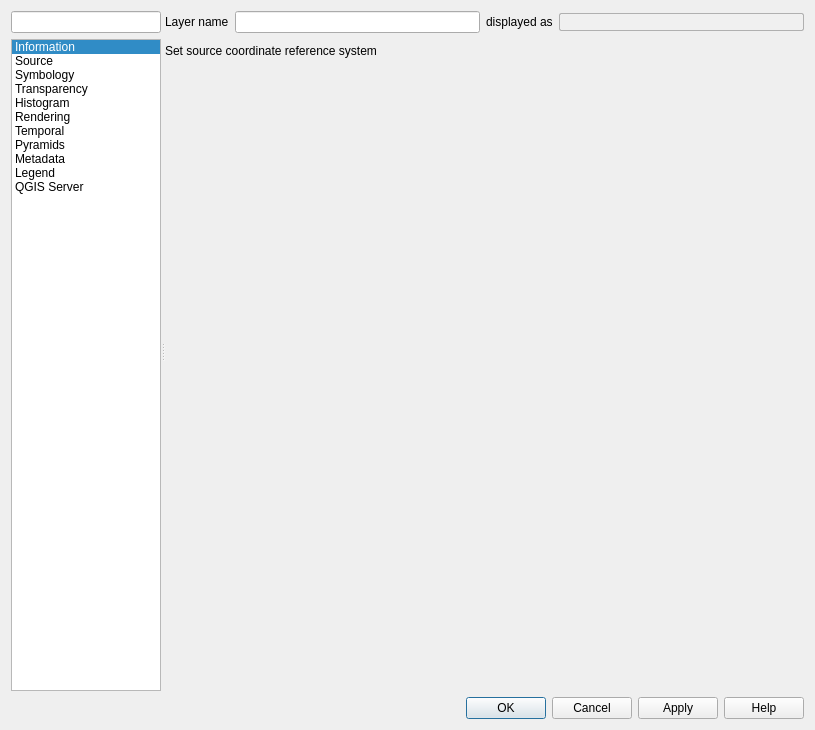
First picture: the form in src/ui/qgsrasterlayerpropertiesbase.ui, repository qgis/QGIS, before the edit.
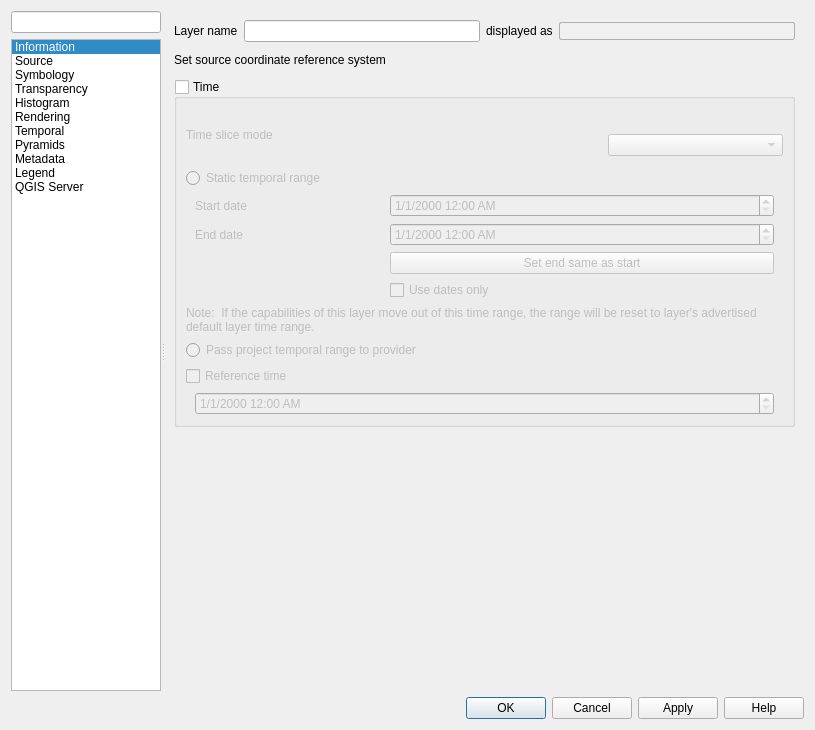
Second picture: the form after the edit. The open tabs and pages were chosen to show the change. Icons and pictures are not drawn. Custom widgets are drawn as their Qt base class.

Commit message: separated wms static range from raster layer temporal properties

```diff
--- a/src/ui/qgsrasterlayerpropertiesbase.ui
+++ b/src/ui/qgsrasterlayerpropertiesbase.ui
@@ -302,23 +302,11 @@
                <rect>
                 <x>0</x>
                 <y>0</y>
-                <width>643</width>
-                <height>679</height>
+                <width>634</width>
+                <height>680</height>
                </rect>
               </property>
               <layout class="QVBoxLayout" name="verticalLayout_7">
-               <property name="leftMargin">
-                <number>0</number>
-               </property>
-               <property name="topMargin">
-                <number>0</number>
-               </property>
-               <property name="rightMargin">
-                <number>0</number>
-               </property>
-               <property name="bottomMargin">
-                <number>0</number>
-               </property>
                <item>
                 <layout class="QHBoxLayout" name="horizontalLayout_14">
                  <item>
@@ -374,6 +362,192 @@
                  </property>
                 </widget>
                </item>
+               <item>
+                <widget class="QGroupBox" name="mTimeGroup">
+                 <property name="enabled">
+                  <bool>true</bool>
+                 </property>
+                 <property name="title">
+                  <string>Time</string>
+                 </property>
+                 <property name="checkable">
+                  <bool>true</bool>
+                 </property>
+                 <property name="checked">
+                  <bool>false</bool>
+                 </property>
+                 <layout class="QGridLayout" name="gridLayout_15">
+                  <item row="1" column="0">
+                   <widget class="QLabel" name="label_16">
+                    <property name="text">
+                     <string>Time slice mode</string>
+                    </property>
+                   </widget>
+                  </item>
+                  <item row="0" column="0">
+                   <widget class="QLabel" name="mLabel_3">
+                    <property name="text">
+                     <string/>
+                    </property>
+                   </widget>
+                  </item>
+                  <item row="1" column="2" rowspan="2">
+                   <widget class="QComboBox" name="mFetchModeComboBox"/>
+                  </item>
+                  <item row="5" column="0" colspan="3">
+                   <widget class="QLabel" name="label_10">
+                    <property name="text">
+                     <string>Note:  If the capabilities of this layer move out of this time range, the range will be reset to layer's advertised  default layer time range.</string>
+                    </property>
+                    <property name="wordWrap">
+                     <bool>true</bool>
+                    </property>
+                   </widget>
+                  </item>
+                  <item row="7" column="0">
+                   <widget class="QCheckBox" name="mReferenceTime">
+                    <property name="text">
+                     <string>Reference time</string>
+                    </property>
+                   </widget>
+                  </item>
+                  <item row="3" column="0">
+                   <widget class="QRadioButton" name="mStaticTemporalRange">
+                    <property name="text">
+                     <string>Static temporal range</string>
+                    </property>
+                   </widget>
+                  </item>
+                  <item row="6" column="0">
+                   <widget class="QRadioButton" name="mProjectTemporalRange">
+                    <property name="text">
+                     <string>Pass project temporal range to provider</string>
+                    </property>
+                   </widget>
+                  </item>
+                  <item row="2" column="0">
+                   <widget class="QLabel" name="mLabel_2">
+                    <property name="text">
+                     <string/>
+                    </property>
+                    <property name="wordWrap">
+                     <bool>true</bool>
+                    </property>
+                   </widget>
+                  </item>
+                  <item row="4" column="0" colspan="3">
+                   <widget class="QFrame" name="frame_2">
+                    <property name="enabled">
+                     <bool>false</bool>
+                    </property>
+                    <property name="frameShape">
+                     <enum>QFrame::NoFrame</enum>
+                    </property>
+                    <property name="frameShadow">
+                     <enum>QFrame::Raised</enum>
+                    </property>
+                    <layout class="QGridLayout" name="gridLayout_16">
+                     <property name="topMargin">
+                      <number>0</number>
+                     </property>
+                     <property name="bottomMargin">
+                      <number>0</number>
+                     </property>
+                     <item row="2" column="1" colspan="2">
+                      <widget class="QPushButton" name="mSetEndAsStartStaticButton">
+                       <property name="text">
+                        <string>Set end same as start</string>
+                       </property>
+                      </widget>
+                     </item>
+                     <item row="0" column="1" colspan="2">
+                      <widget class="QgsDateTimeEdit" name="mStartStaticDateTimeEdit">
+                       <property name="displayFormat">
+                        <string>M/d/yyyy h:mm AP</string>
+                       </property>
+                       <property name="timeSpec">
+                        <enum>Qt::UTC</enum>
+                       </property>
+                      </widget>
+                     </item>
+                     <item row="0" column="0">
+                      <widget class="QLabel" name="label_13">
+                       <property name="text">
+                        <string>Start date</string>
+                       </property>
+                      </widget>
+                     </item>
+                     <item row="1" column="1" colspan="2">
+                      <widget class="QgsDateTimeEdit" name="mEndStaticDateTimeEdit">
+                       <property name="displayFormat">
+                        <string>M/d/yyyy h:mm AP</string>
+                       </property>
+                       <property name="timeSpec">
+                        <enum>Qt::UTC</enum>
+                       </property>
+                      </widget>
+                     </item>
+                     <item row="1" column="0">
+                      <widget class="QLabel" name="label_4">
+                       <property name="text">
+                        <string>End date</string>
+                       </property>
+                      </widget>
+                     </item>
+                     <item row="3" column="1">
+                      <widget class="QCheckBox" name="mDisableTime">
+                       <property name="text">
+                        <string>Use dates only</string>
+                       </property>
+                      </widget>
+                     </item>
+                    </layout>
+                   </widget>
+                  </item>
+                  <item row="8" column="0" colspan="3">
+                   <widget class="QFrame" name="frame_3">
+                    <property name="enabled">
+                     <bool>false</bool>
+                    </property>
+                    <property name="frameShape">
+                     <enum>QFrame::NoFrame</enum>
+                    </property>
+                    <property name="frameShadow">
+                     <enum>QFrame::Raised</enum>
+                    </property>
+                    <layout class="QGridLayout" name="gridLayout_17">
+                     <property name="topMargin">
+                      <number>0</number>
+                     </property>
+                     <property name="bottomMargin">
+                      <number>0</number>
+                     </property>
+                     <item row="0" column="0" colspan="2">
+                      <widget class="QgsDateTimeEdit" name="mReferenceDateTimeEdit">
+                       <property name="displayFormat">
+                        <string>M/d/yyyy h:mm AP</string>
+                       </property>
+                       <property name="timeSpec">
+                        <enum>Qt::UTC</enum>
+                       </property>
+                      </widget>
+                     </item>
+                    </layout>
+                   </widget>
+                  </item>
+                 </layout>
+                </widget>
+               </item>
+               <item>
+                <widget class="QLabel" name="mLabel">
+                 <property name="text">
+                  <string/>
+                 </property>
+                 <property name="wordWrap">
+                  <bool>true</bool>
+                 </property>
+                </widget>
+               </item>
                <item>
                 <spacer name="verticalSpacer_3">
                  <property name="orientation">
@@ -2275,18 +2449,23 @@
   </layout>
  </widget>
  <customwidgets>
-  <customwidget>
-   <class>QgsCollapsibleGroupBox</class>
-   <extends>QGroupBox</extends>
-   <header>qgscollapsiblegroupbox.h</header>
-   <container>1</container>
-  </customwidget>
   <customwidget>
    <class>QgsScrollArea</class>
    <extends>QScrollArea</extends>
    <header>qgsscrollarea.h</header>
    <container>1</container>
   </customwidget>
+  <customwidget>
+   <class>QgsDateTimeEdit</class>
+   <extends>QDateTimeEdit</extends>
+   <header>qgsdatetimeedit.h</header>
+  </customwidget>
+  <customwidget>
+   <class>QgsCollapsibleGroupBox</class>
+   <extends>QGroupBox</extends>
+   <header>qgscollapsiblegroupbox.h</header>
+   <container>1</container>
+  </customwidget>
   <customwidget>
    <class>QgsColorButton</class>
    <extends>QToolButton</extends>
```
Left out of the diff: 56 changed lines with no effect on the pictures. The commit also changes 6 other files.
